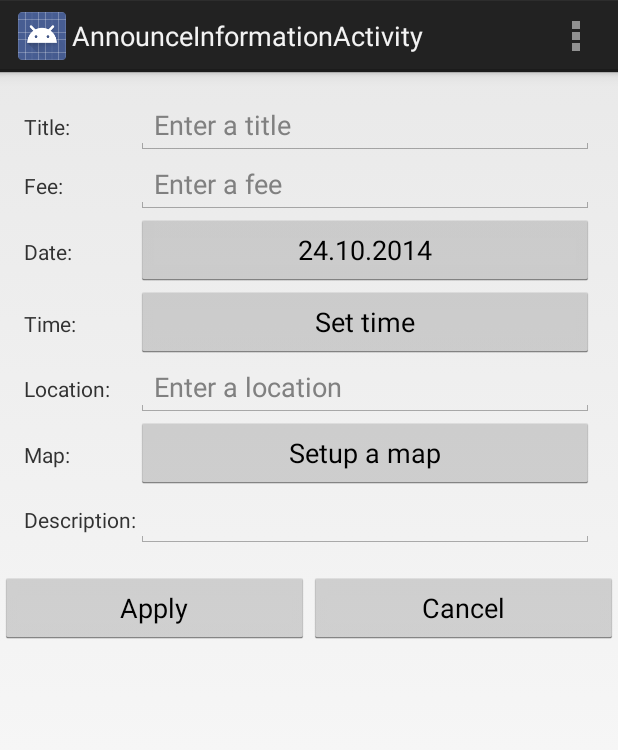
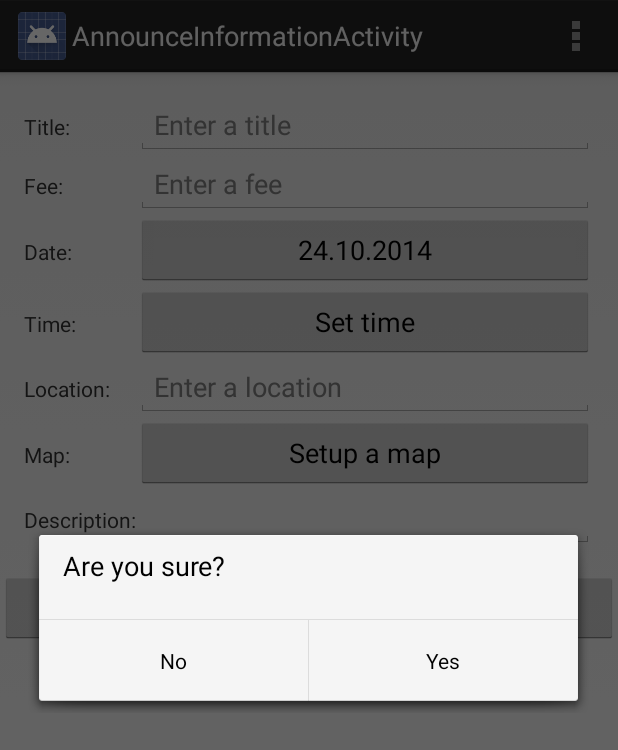
Before and after one commit to hawxthy/ps1415, an Android app: the AnnounceInformationActivity screen opened directly, with no data from a screen before it, after a tap on "Apply", on a phone screen of 412 x 824 dp. Shown: the top 750 px of the screen. Run offline under Robolectric (Android 15) with nearby library versions, the phone set to English and light mode, and no system bars; libraries missing offline, so code that uses them is left out: com.appspot.skatenight_ms; 8 statements that could not run were skipped.

Commit message:
Beim Erstellen einer Verstanstaltung wird ein Dialog erstellt der eine Bestätigung des Vorgangs verangt

```diff
--- a/veranstalterapp/src/main/java/ws1415/veranstalterapp/AnnounceInformationActivity.java
+++ b/veranstalterapp/src/main/java/ws1415/veranstalterapp/AnnounceInformationActivity.java
@@ -1,11 +1,13 @@
 package ws1415.veranstalterapp;
 
 import android.app.Activity;
+import android.app.AlertDialog;
 import android.app.DatePickerDialog;
 import android.app.DatePickerDialog.OnDateSetListener;
 import android.app.Dialog;
 import android.app.TimePickerDialog;
 import android.app.TimePickerDialog.OnTimeSetListener;
+import android.content.DialogInterface;
 import android.os.Bundle;
 import android.view.Menu;
 import android.view.MenuItem;
@@ -14,6 +16,8 @@ import android.widget.Button;
 import android.widget.DatePicker;
 import android.widget.EditText;
 import android.widget.TimePicker;
+import android.widget.Toast;
+
 import java.util.Calendar;
 
 import com.appspot.skatenight_ms.skatenightAPI.model.Event;
@@ -42,6 +46,9 @@ public class AnnounceInformationActivity extends Activity{
     // Attribute für die Zeit
     private int hour;
     private int minute;
+
+    // das neu erstellte Event
+    private Event event;
 
     @Override
     protected void onCreate(Bundle savedInstanceState) {
@@ -160,7 +167,7 @@ public class AnnounceInformationActivity extends Activity{
         Text description = new Text();
         description.setValue(editTextDescription.getText().toString());
 
-        Event event = new Event();
+        event = new Event();
 
         event.setTitle(title);
         event.setFee(fee);
@@ -168,7 +175,23 @@ public class AnnounceInformationActivity extends Activity{
         event.setLocation(location);
         event.setDescription(description);
 
-        new CreateEventTask().execute(event);
+        AlertDialog.Builder builder = new AlertDialog.Builder(this);
+        builder.setMessage(R.string.areyousure);
+        builder.setPositiveButton(R.string.yes, new DialogInterface.OnClickListener() {
+            public void onClick(DialogInterface dialog, int id) {
+                new CreateEventTask().execute(event);
+                Toast.makeText(AnnounceInformationActivity.this,
+                        getResources().getString(R.string.eventcreated), Toast.LENGTH_LONG);
+                finish();
+            }
+        });
+        builder.setNegativeButton(R.string.no, new DialogInterface.OnClickListener() {
+            public void onClick(DialogInterface dialog, int id) {
+                finish();
+            }
+        });
+        AlertDialog dialog = builder.create();
+        dialog.show();
 
 
     }
--- a/veranstalterapp/src/main/res/values/strings.xml
+++ b/veranstalterapp/src/main/res/values/strings.xml
@@ -3,7 +3,7 @@
     <string name="app_name">VeranstalterApp</string>
     <string name="action_settings">Settings</string>
 
-    <!-- Annoucne Information xml-->
+    <!-- Announce Information xml-->
     <string name="title_activity_announce_information">AnnounceInformationActivity</string>
     <string name="announce_info_apply_button">Apply</string>
     <string name="announce_info_cancel_button">Cancel</string>
@@ -19,5 +19,9 @@
     <string name="announce_info_map">Map:</string>
     <string name="announce_info_choose_map">Setup a map</string>
     <string name="announce_info_description">Description:</string>
+    <string name="areyousure">Are you sure?</string>
+    <string name="yes">Yes</string>
+    <string name="no">No</string>
+    <string name="eventcreated">Event was created</string>
 
 </resources>
```
Also changed, not shown: 2 other files.
